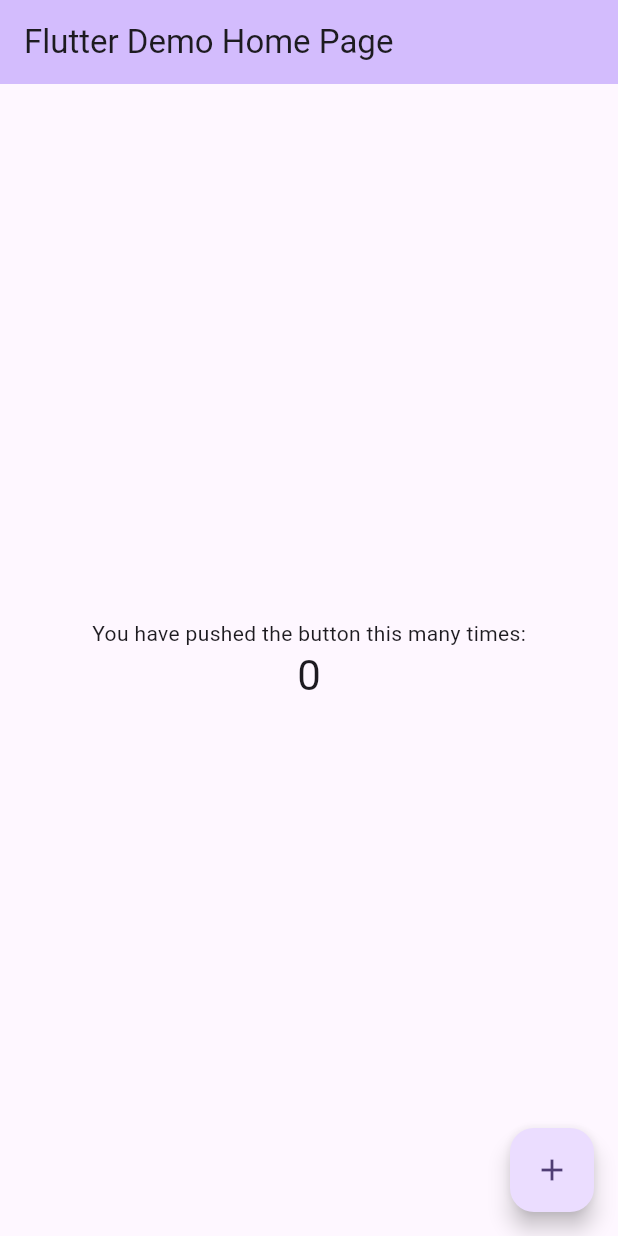
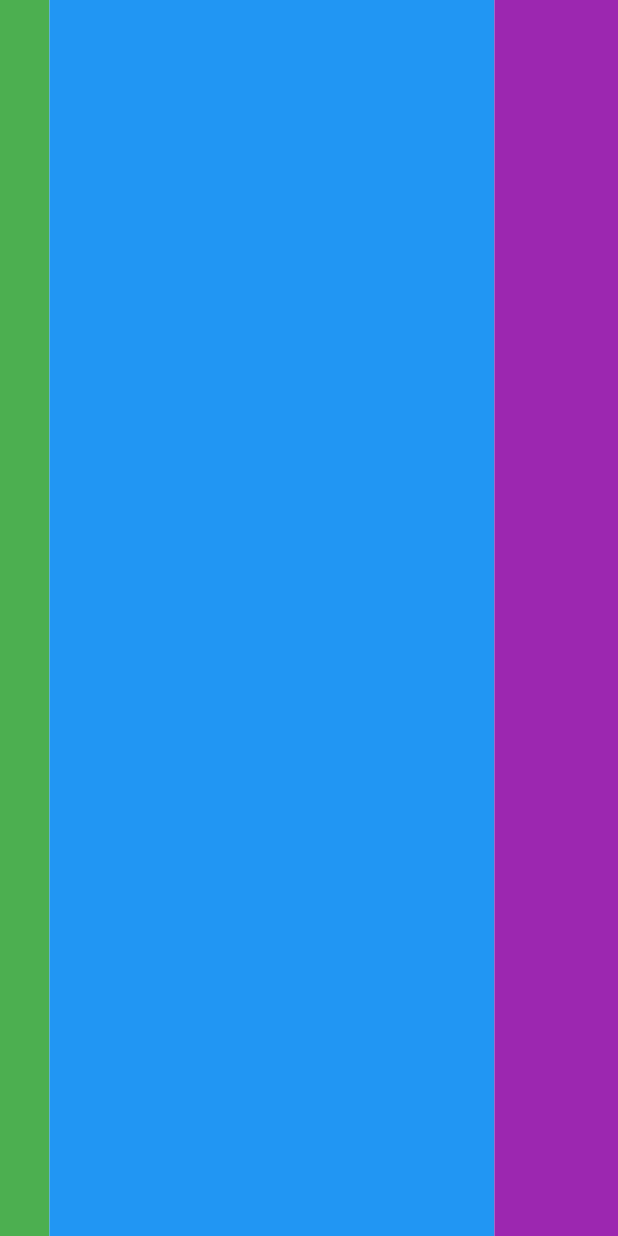
Before and after one commit to ParkerDelBene/Serenity, a Flutter app: the screen it shows after launch, on a phone screen of 412 x 824 dp. Run offline on Flutter 3.47's test engine with Material 3 defaults, Android fonts, the phone set to English and light mode, and no system bars.

Commit message:
Adding visual formatting

```diff
--- /dev/null
+++ b/lib/connection.dart
@@ -0,0 +1,21 @@
+import 'dart:async';
+
+import 'package:web_socket_channel/web_socket_channel.dart';
+import 'package:web_socket_channel/status.dart' as status;
+
+class Connection {
+  Connection(String server)
+      : socket = WebSocketChannel.connect(Uri.parse(server)) {
+    listener = socket.stream;
+    listener.listen((data) {});
+  }
+
+  WebSocketChannel socket;
+  late Stream listener;
+
+  void writeSocket(String message) {
+    socket.sink.add(message);
+  }
+
+  void parseConnection(dynamic data) {}
+}
--- a/lib/main.dart
+++ b/lib/main.dart
@@ -1,4 +1,5 @@
 import 'package:flutter/material.dart';
+import 'package:serenity/server_view.dart';
 
 void main() {
   runApp(const MyApp());
@@ -11,7 +12,6 @@
   @override
   Widget build(BuildContext context) {
     return MaterialApp(
-      title: 'Flutter Demo',
       theme: ThemeData(
         // This is the theme of your application.
         //
@@ -31,13 +31,15 @@
         colorScheme: ColorScheme.fromSeed(seedColor: Colors.deepPurple),
         useMaterial3: true,
       ),
-      home: const MyHomePage(title: 'Flutter Demo Home Page'),
+      home: const MainPage(),
     );
   }
 }
 
-class MyHomePage extends StatefulWidget {
-  const MyHomePage({super.key, required this.title});
+class MainPage extends StatelessWidget {
+  const MainPage({
+    super.key,
+  });
 
   // This widget is the home page of your application. It is stateful, meaning
   // that it has a State object (defined below) that contains fields that affect
@@ -48,26 +50,6 @@
   // used by the build method of the State. Fields in a Widget subclass are
   // always marked "final".
 
-  final String title;
-
-  @override
-  State<MyHomePage> createState() => _MyHomePageState();
-}
-
-class _MyHomePageState extends State<MyHomePage> {
-  int _counter = 0;
-
-  void _incrementCounter() {
-    setState(() {
-      // This call to setState tells the Flutter framework that something has
-      // changed in this State, which causes it to rerun the build method below
-      // so that the display can reflect the updated values. If we changed
-      // _counter without calling setState(), then the build method would not be
-      // called again, and so nothing would appear to happen.
-      _counter++;
-    });
-  }
-
   @override
   Widget build(BuildContext context) {
     // This method is rerun every time setState is called, for instance as done
@@ -76,50 +58,6 @@
     // The Flutter framework has been optimized to make rerunning build methods
     // fast, so that you can just rebuild anything that needs updating rather
     // than having to individually change instances of widgets.
-    return Scaffold(
-      appBar: AppBar(
-        // TRY THIS: Try changing the color here to a specific color (to
-        // Colors.amber, perhaps?) and trigger a hot reload to see the AppBar
-        // change color while the other colors stay the same.
-        backgroundColor: Theme.of(context).colorScheme.inversePrimary,
-        // Here we take the value from the MyHomePage object that was created by
-        // the App.build method, and use it to set our appbar title.
-        title: Text(widget.title),
-      ),
-      body: Center(
-        // Center is a layout widget. It takes a single child and positions it
-        // in the middle of the parent.
-        child: Column(
-          // Column is also a layout widget. It takes a list of children and
-          // arranges them vertically. By default, it sizes itself to fit its
-          // children horizontally, and tries to be as tall as its parent.
-          //
-          // Column has various properties to control how it sizes itself and
-          // how it positions its children. Here we use mainAxisAlignment to
-          // center the children vertically; the main axis here is the vertical
-          // axis because Columns are vertical (the cross axis would be
-          // horizontal).
-          //
-          // TRY THIS: Invoke "debug painting" (choose the "Toggle Debug Paint"
-          // action in the IDE, or press "p" in the console), to see the
-          // wireframe for each widget.
-          mainAxisAlignment: MainAxisAlignment.center,
-          children: <Widget>[
-            const Text(
-              'You have pushed the button this many times:',
-            ),
-            Text(
-              '$_counter',
-              style: Theme.of(context).textTheme.headlineMedium,
-            ),
-          ],
-        ),
-      ),
-      floatingActionButton: FloatingActionButton(
-        onPressed: _incrementCounter,
-        tooltip: 'Increment',
-        child: const Icon(Icons.add),
-      ), // This trailing comma makes auto-formatting nicer for build methods.
-    );
+    return ServerView();
   }
 }
--- /dev/null
+++ b/lib/server_view.dart
@@ -0,0 +1,57 @@
+import 'package:flutter/material.dart';
+
+class ServerView extends StatelessWidget {
+  const ServerView({super.key});
+
+  @override
+  Widget build(BuildContext context) {
+    MediaQueryData query = MediaQuery.of(context);
+
+    double width = query.size.width;
+    double height = query.size.height;
+
+    return Scaffold(
+      body: SizedBox(
+        width: width,
+        height: height,
+        child: Row(
+          children: [
+            SizedBox(
+              width: width * .08,
+              child: Column(
+                children: [
+                  Expanded(
+                      child: Container(
+                    color: Colors.green,
+                  ))
+                ],
+              ),
+            ),
+            SizedBox(
+              width: width * .72,
+              child: Column(
+                children: [
+                  Expanded(
+                      child: Container(
+                    color: Colors.blue,
+                  ))
+                ],
+              ),
+            ),
+            SizedBox(
+              width: width * .2,
+              child: Column(
+                children: [
+                  Expanded(
+                      child: Container(
+                    color: Colors.purple,
+                  ))
+                ],
+              ),
+            )
+          ],
+        ),
+      ),
+    );
+  }
+}
--- a/pubspec.yaml
+++ b/pubspec.yaml
@@ -35,6 +35,7 @@ dependencies:
   # The following adds the Cupertino Icons font to your application.
   # Use with the CupertinoIcons class for iOS style icons.
   cupertino_icons: ^1.0.8
+  web_socket_channel: ^3.0.1
 
 dev_dependencies:
   flutter_test:
```
Also changed, not shown: pubspec.lock.
